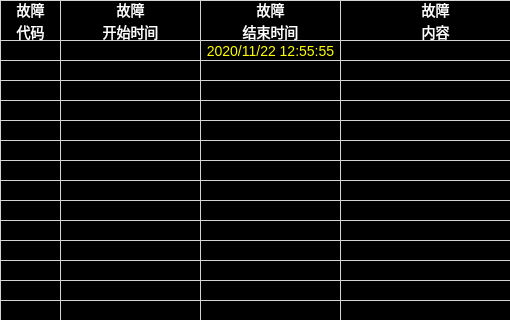
mayue-crrc/Loco8, file fault_history.ui: the form before one commit; both pictures show x 0 to 510 and y 0 to 320 of the 800 by 445 pixel window.
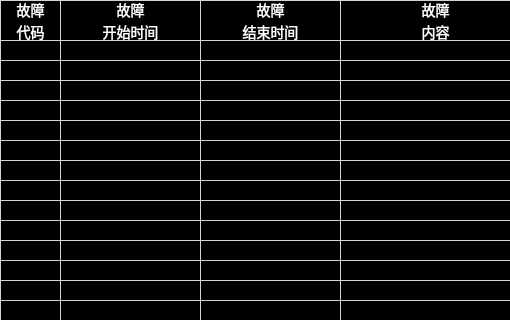
The form after the commit. Icons and pictures are not drawn.

```diff
--- a/fault_history.ui
+++ b/fault_history.ui
@@ -494,7 +494,7 @@
     </rect>
    </property>
    <property name="text">
-    <string>2020/11/22 12:55:55</string>
+    <string/>
    </property>
    <property name="alignment">
     <set>Qt::AlignCenter</set>
```
